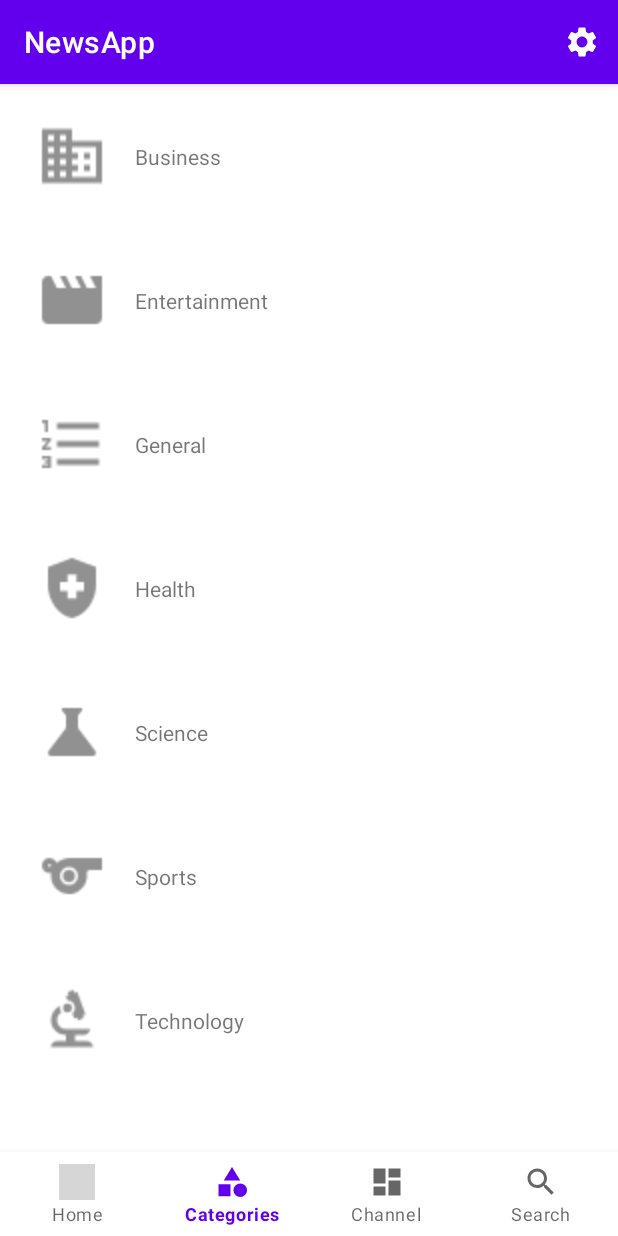
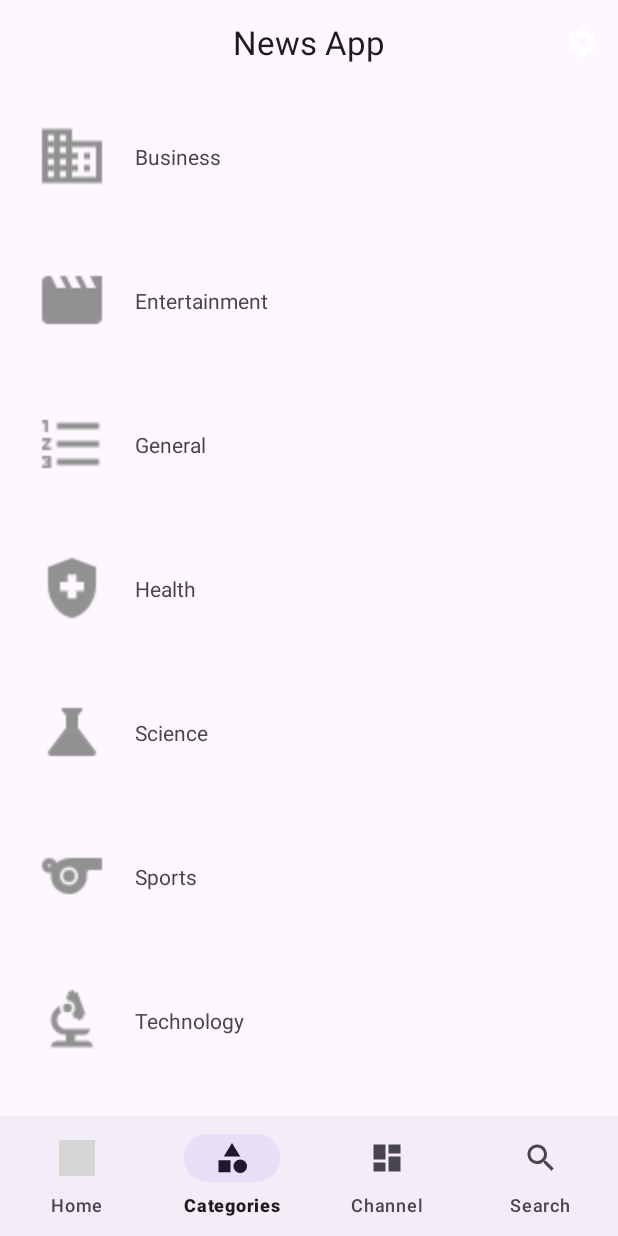
Before and after one commit to YAJATapps/NewsApp, an Android app: the screen it shows after launch (MainActivity), item 2 of the bottom bar chosen, on a phone screen of 412 x 824 dp. Run offline under Robolectric (Android 15) with nearby library versions, the phone set to English and light mode, and no system bars; our stand-ins replace Room's generated code; pictures from the network do not load; grey boxes are pictures that could not be loaded.

Commit message:
Start moving to Material3 theme

```diff
--- a/app/build.gradle
+++ b/app/build.gradle
@@ -44,14 +44,14 @@ dependencies {
     // AndroidX
     implementation 'androidx.core:core-ktx:1.7.0'
     implementation 'androidx.appcompat:appcompat:1.3.1'
-    implementation 'androidx.constraintlayout:constraintlayout:2.1.1'
+    implementation 'androidx.constraintlayout:constraintlayout:2.1.2'
     implementation 'androidx.lifecycle:lifecycle-viewmodel-ktx:2.4.0'
     implementation 'androidx.lifecycle:lifecycle-livedata-ktx:2.4.0'
     implementation 'androidx.activity:activity-ktx:1.4.0'
     implementation 'androidx.preference:preference-ktx:1.1.1'
 
     // Google material
-    implementation 'com.google.android.material:material:1.4.0'
+    implementation 'com.google.android.material:material:1.5.0-beta01'
 
     // Retrofit
     implementation 'com.squareup.retrofit2:retrofit:2.9.0'
--- a/app/src/main/AndroidManifest.xml
+++ b/app/src/main/AndroidManifest.xml
@@ -13,7 +13,8 @@
         android:theme="@style/Theme.NewsApp">
         <activity
             android:name=".MainActivity"
-            android:exported="true">
+            android:exported="true"
+            android:theme="@style/Theme.Material3.DayNight.NoActionBar">
             <intent-filter>
                 <action android:name="android.intent.action.MAIN" />
 
--- a/app/src/main/kotlin/com/yajatkumar/newsapp/MainActivity.kt
+++ b/app/src/main/kotlin/com/yajatkumar/newsapp/MainActivity.kt
@@ -58,6 +58,10 @@ class MainActivity : AppCompatActivity() {
 
             false
         }
+
+        setSupportActionBar(binding.customToolbar.toolbarCentered)
+        supportActionBar?.setDisplayShowTitleEnabled(false)
+        binding.customToolbar.toolbarTitle.text = resources.getString(R.string.app_name)
     }
 
     /**
--- a/app/src/main/res/layout/activity_main.xml
+++ b/app/src/main/res/layout/activity_main.xml
@@ -6,6 +6,14 @@
     android:layout_height="match_parent"
     tools:context=".MainActivity">
 
+    <include
+        android:id="@+id/custom_toolbar"
+        layout="@layout/toolbar_centered"
+        app:layout_constraintBottom_toTopOf="@id/fragment_container"
+        app:layout_constraintLeft_toLeftOf="parent"
+        app:layout_constraintRight_toRightOf="parent"
+        app:layout_constraintTop_toTopOf="parent" />
+
     <FrameLayout
         android:id="@+id/fragment_container"
         android:layout_width="0dp"
@@ -13,7 +21,7 @@
         app:layout_constraintBottom_toTopOf="@id/bottom_navigation"
         app:layout_constraintLeft_toLeftOf="parent"
         app:layout_constraintRight_toRightOf="parent"
-        app:layout_constraintTop_toTopOf="parent" />
+        app:layout_constraintTop_toBottomOf="@id/custom_toolbar" />
 
     <com.google.android.material.bottomnavigation.BottomNavigationView
         android:id="@+id/bottom_navigation"
--- a/app/src/main/res/layout/search_fragment.xml
+++ b/app/src/main/res/layout/search_fragment.xml
@@ -8,9 +8,12 @@
         android:id="@+id/searchEditText"
         android:layout_width="0dp"
         android:layout_height="wrap_content"
+        android:layout_margin="12dp"
+        android:background="@drawable/bg_round"
+        android:hint="@string/search_news_hint"
         android:lines="1"
         android:maxLines="1"
-        android:paddingTop="12dp"
+        android:padding="12dp"
         app:layout_constraintBottom_toTopOf="@id/searchRecycler"
         app:layout_constraintEnd_toEndOf="parent"
         app:layout_constraintStart_toStartOf="parent"
--- /dev/null
+++ b/app/src/main/res/layout/toolbar_centered.xml
@@ -0,0 +1,17 @@
+<?xml version="1.0" encoding="utf-8"?>
+<androidx.appcompat.widget.Toolbar xmlns:android="http://schemas.android.com/apk/res/android"
+    xmlns:app="http://schemas.android.com/apk/res-auto"
+    android:id="@+id/toolbar_centered"
+    android:layout_width="match_parent"
+    android:layout_height="wrap_content"
+    android:minHeight="?android:attr/actionBarSize"
+    app:popupTheme="@style/ThemeOverlay.Material3.DynamicColors.DayNight">
+
+    <TextView
+        android:id="@+id/toolbar_title"
+        style="@style/TextAppearance.Material3.ActionBar.Title"
+        android:layout_width="wrap_content"
+        android:layout_height="wrap_content"
+        android:layout_gravity="center" />
+
+</androidx.appcompat.widget.Toolbar>
--- a/app/src/main/res/values-night/themes.xml
+++ /dev/null
@@ -1,16 +0,0 @@
-<resources xmlns:tools="http://schemas.android.com/tools">
-    <!-- Base application theme. -->
-    <style name="Theme.NewsApp" parent="Theme.MaterialComponents.DayNight.DarkActionBar">
-        <!-- Primary brand color. -->
-        <item name="colorPrimary">@color/purple_200</item>
-        <item name="colorPrimaryVariant">@color/purple_700</item>
-        <item name="colorOnPrimary">@color/black</item>
-        <!-- Secondary brand color. -->
-        <item name="colorSecondary">@color/teal_200</item>
-        <item name="colorSecondaryVariant">@color/teal_200</item>
-        <item name="colorOnSecondary">@color/black</item>
-        <!-- Status bar color. -->
-        <item name="android:statusBarColor" tools:targetApi="l">?attr/colorPrimaryVariant</item>
-        <!-- Customize your theme here. -->
-    </style>
-</resources>
--- a/app/src/main/res/values/strings.xml
+++ b/app/src/main/res/values/strings.xml
@@ -1,5 +1,5 @@
 <resources>
-    <string name="app_name">NewsApp</string>
+    <string name="app_name">News App</string>
 
     <!-- Fragments -->
     <string name="home">Home</string>
@@ -19,11 +19,12 @@
     <string name="failed_news">Failed to load news</string>
 
     <!-- Setup -->
-    <string name="api_description">NewsApp needs to get the API key from https://newsapi.org to fetch the news. Register your account there and paste the API key into the textbox below.</string>
+    <string name="api_description">News App needs to get the API key from https://newsapi.org to fetch the news. Register your account there and paste the API key into the textbox below.</string>
     <string name="api_hint">Enter API key here</string>
     <string name="submit">Submit</string>
     <string name="api_key">API key</string>
     <string name="set_api_key">Set your own API key</string>
 
     <string name="settings">Settings</string>
+    <string name="search_news_hint">Search for news</string>
 </resources>
--- a/app/src/main/res/values/themes.xml
+++ b/app/src/main/res/values/themes.xml
@@ -1,16 +1,8 @@
-<resources xmlns:tools="http://schemas.android.com/tools">
+<resources>
     <!-- Base application theme. -->
-    <style name="Theme.NewsApp" parent="Theme.MaterialComponents.DayNight.DarkActionBar">
-        <!-- Primary brand color. -->
-        <item name="colorPrimary">@color/purple_500</item>
-        <item name="colorPrimaryVariant">@color/purple_700</item>
-        <item name="colorOnPrimary">@color/white</item>
-        <!-- Secondary brand color. -->
-        <item name="colorSecondary">@color/teal_200</item>
-        <item name="colorSecondaryVariant">@color/teal_700</item>
-        <item name="colorOnSecondary">@color/black</item>
-        <!-- Status bar color. -->
-        <item name="android:statusBarColor" tools:targetApi="l">?attr/colorPrimaryVariant</item>
-        <!-- Customize your theme here. -->
+    <style name="Theme.NewsApp" parent="Theme.Material3.DayNight">
+        <item name="colorPrimary">@color/purple_700</item>
+        <item name="colorPrimaryDark">@color/purple_500</item>
+        <item name="colorAccent">@color/teal_700</item>
     </style>
 </resources>
```
Also changed, not shown: app/src/main/res/drawable/bg_round.xml (added, +10 -0 lines).
